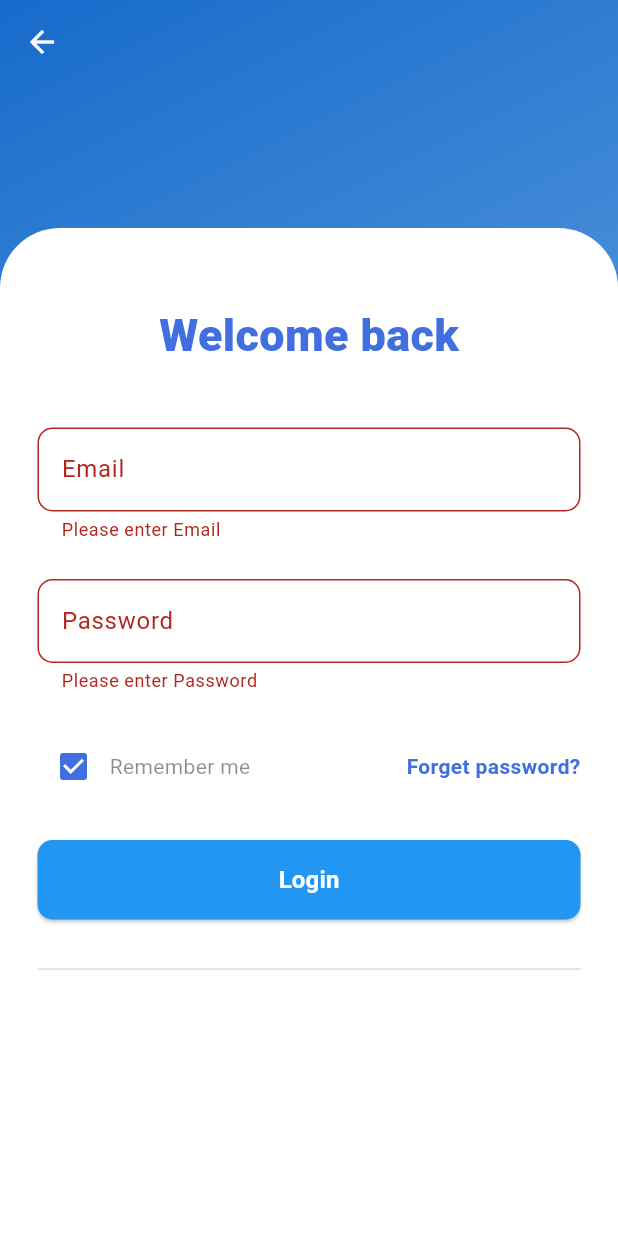
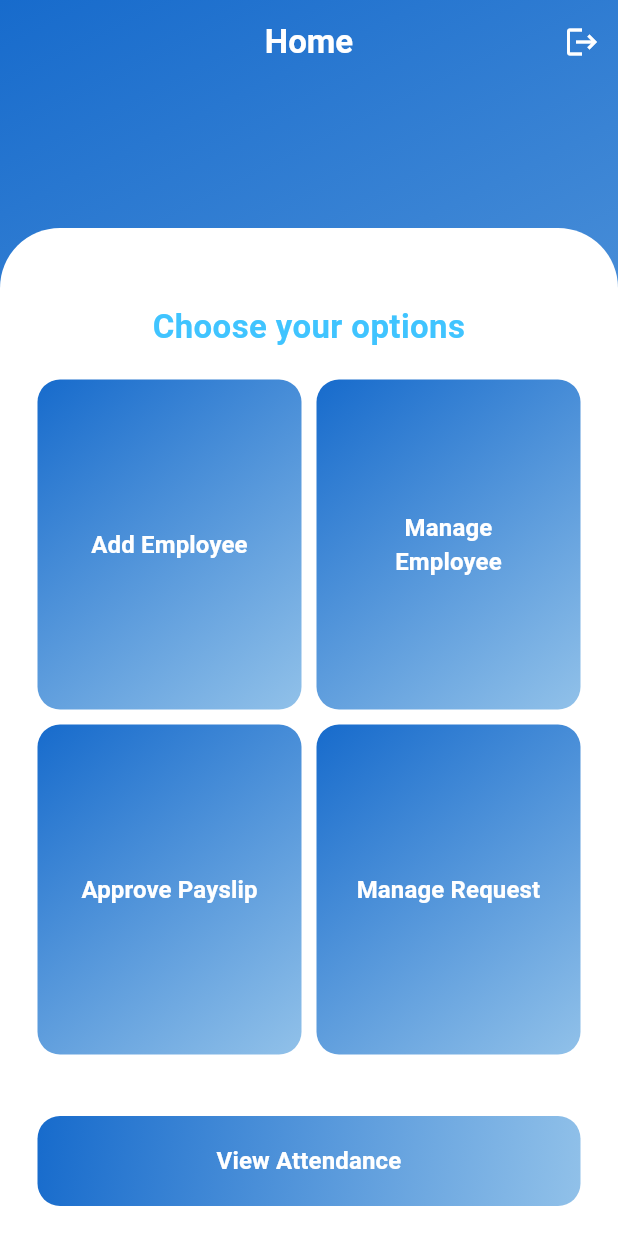
Before and after one commit to Manishrajmss13/Payroll_Management_App, a Flutter app: the LoginScreen screen opened directly, after a tap on "Login", on a phone screen of 412 x 824 dp. Run offline on Flutter 3.47's test engine with Material 3 defaults, Android fonts, the phone set to English and light mode, and no system bars.

Commit message:
Admin Home

```diff
--- a/lib/main.dart
+++ b/lib/main.dart
@@ -1,4 +1,6 @@
 import 'package:flutter/material.dart';
+import 'package:payroll_system/screens/admin/admin_home.dart';
+import 'package:payroll_system/screens/admin/profile.dart';
 import 'package:payroll_system/screens/welcome_screen.dart';
 void main()
 {
@@ -16,7 +18,7 @@ class MyApp extends StatelessWidget
     (
       debugShowCheckedModeBanner: false,
       title:"Flutter demo",
-      home: WelcomeScreen(),
+      home: AdminHome(),
     );
   }
 }
--- /dev/null
+++ b/lib/screens/admin/admin_home.dart
@@ -0,0 +1,170 @@
+import 'package:flutter/material.dart';
+import 'package:payroll_system/screens/welcome_screen.dart';
+import 'package:payroll_system/screens/admin/add_employee.dart'; // Add your respective screen imports
+import 'package:payroll_system/screens/admin/manage_employee.dart';
+import 'package:payroll_system/screens/admin/approve_payslip.dart';
+import 'package:payroll_system/screens/admin/manage_request.dart';
+import 'package:payroll_system/screens/admin/view_attendance.dart';
+import 'package:payroll_system/widgets/custom_scaffold.dart';
+
+class AdminHome extends StatelessWidget {
+  const AdminHome({super.key});
+
+  @override
+  Widget build(BuildContext context) {
+    return CustomScaffold(
+      apptitle: const Text(
+        "Home",
+        style: TextStyle(
+          color: Colors.white,
+          fontWeight: FontWeight.bold,
+        ),
+      ),
+      actionWidget: IconButton(
+        icon: const Icon(Icons.logout, color: Colors.white),
+        onPressed: () {
+          Navigator.pushAndRemoveUntil(
+            context,
+            MaterialPageRoute(builder: (e) => const WelcomeScreen()),
+            (route) => false,
+          );
+        },
+      ),
+      child: Column(
+        children: [
+          const Expanded(
+            flex: 1,
+            child: SizedBox(
+              height: 10,
+            ),
+          ),
+          Expanded(
+            flex: 7,
+            child: Container(
+              padding: const EdgeInsets.fromLTRB(25.0, 50.0, 25.0, 20.0),
+              decoration: const BoxDecoration(
+                color: Colors.white,
+                borderRadius: BorderRadius.only(
+                  topLeft: Radius.circular(40.0),
+                  topRight: Radius.circular(40.0),
+                ),
+              ),
+              child: Column(
+                children: [
+                  const Text(
+                    "Choose your options",
+                    style: TextStyle(
+                      fontSize: 22,
+                      fontWeight: FontWeight.bold,
+                      color: Colors.lightBlueAccent,
+                    ),
+                    textAlign: TextAlign.center,
+                  ),
+                  const SizedBox(height: 20),
+                  Expanded(
+                    child: GridView(
+                      physics: const NeverScrollableScrollPhysics(),
+                      gridDelegate:
+                          const SliverGridDelegateWithFixedCrossAxisCount(
+                        crossAxisCount: 2,
+                        crossAxisSpacing: 10,
+                        mainAxisSpacing: 10,
+                        childAspectRatio: 0.8,
+                      ),
+                      children: [
+                        _buildGradientButton(
+                          "Add Employee",
+                          onPressed: () => Navigator.push(
+                            context,
+                            MaterialPageRoute(
+                              builder: (context) => const AddEmployeePage(),
+                            ),
+                          ),
+                        ),
+                        _buildGradientButton(
+                          "Manage Employee",
+                          onPressed: () => Navigator.push(
+                            context,
+                            MaterialPageRoute(
+                              builder: (context) => const ManageEmployeePage(),
+                            ),
+                          ),
+                        ),
+                        _buildGradientButton(
+                          "Approve Payslip",
+                          onPressed: () => Navigator.push(
+                            context,
+                            MaterialPageRoute(
+                              builder: (context) => const ApprovePayslipPage(),
+                            ),
+                          ),
+                        ),
+                        _buildGradientButton(
+                          "Manage Request",
+                          onPressed: () => Navigator.push(
+                            context,
+                            MaterialPageRoute(
+                              builder: (context) => const ManageRequestPage(),
+                            ),
+                          ),
+                        ),
+                      ],
+                    ),
+                  ),
+                  _buildGradientButton(
+                    "View Attendance",
+                    isWide: true,
+                    onPressed: () => Navigator.push(
+                      context,
+                      MaterialPageRoute(
+                        builder: (context) => const ViewAttendancePage(),
+                      ),
+                    ),
+                  ),
+                ],
+              ),
+            ),
+          ),
+        ],
+      ),
+    );
+  }
+
+  Widget _buildGradientButton(String label,
+      {bool isWide = false, required VoidCallback onPressed}) {
+    return Container(
+      decoration: BoxDecoration(
+        gradient: const LinearGradient(
+          colors: [
+            Color.fromARGB(255, 23, 107, 204), // Dark blue
+            Color.fromARGB(255, 145, 193, 233), // Light blue
+          ],
+          begin: Alignment.topLeft,
+          end: Alignment.bottomRight,
+        ),
+        borderRadius: BorderRadius.circular(15),
+      ),
+      child: ElevatedButton(
+        onPressed: onPressed,
+        style: ElevatedButton.styleFrom(
+          minimumSize:
+              isWide ? const Size(double.infinity, 60) : const Size(150, 60),
+          shape: RoundedRectangleBorder(
+            borderRadius: BorderRadius.circular(15),
+          ),
+          backgroundColor: Colors.transparent,
+          shadowColor: Colors.transparent,
+        ),
+        child: Text(
+          label,
+          textAlign: TextAlign.center,
+          style: const TextStyle(
+            color: Colors.white,
+            fontSize: 16,
+            fontWeight: FontWeight.bold,
+          ),
+        ),
+      ),
+    );
+  }
+}
--- a/lib/screens/login_screen.dart
+++ b/lib/screens/login_screen.dart
@@ -1,4 +1,5 @@
 import "package:flutter/material.dart";
+import "package:payroll_system/screens/admin/admin_home.dart";
 import "package:payroll_system/theme/theme.dart";
 import "package:payroll_system/widgets/custom_scaffold.dart";
 
@@ -15,6 +16,7 @@ class _LoginScreenState extends State<LoginScreen> {
   @override
   Widget build(BuildContext context) {
     return CustomScaffold(
+      apptitle: const Text("Payzo",style: TextStyle(color: Colors.white,fontWeight: FontWeight.bold,)),
       child: Column(
         children: [
           const Expanded(
@@ -152,23 +154,7 @@ class _LoginScreenState extends State<LoginScreen> {
                       SizedBox(
                         width: double.infinity,
                         child: ElevatedButton(
-                          onPressed: () {
-                            if (_formSignInKey.currentState!.validate() &&
-                                rememberPassword) {
-                              ScaffoldMessenger.of(context).showSnackBar(
-                                const SnackBar(
-                                  content: Text('Processing Data'),
-                                ),
-                              );
-                            } else if (!rememberPassword) {
-                              ScaffoldMessenger.of(context).showSnackBar(
-                                const SnackBar(
-                                  content: Text(
-                                      'Please agree to the processing of personal data'),
-                                ),
-                              );
-                            }
-                          },
+
                           style: ElevatedButton.styleFrom(
                             backgroundColor:
                                 Colors.blue, // Set button color to blue
@@ -182,35 +168,15 @@ class _LoginScreenState extends State<LoginScreen> {
                                   BorderRadius.circular(10), // Rounded corners
                             ),
                           ),
+                          onPressed: () {
+                            Navigator.pushAndRemoveUntil(context, MaterialPageRoute(builder: (e)=> const AdminHome()),(route)=>false);
+                           },
                           child: const Text(
                             'Login',
                             style: TextStyle(
                                 fontSize: 16.0, fontWeight: FontWeight.bold),
                           ),
                         ),
-                      ),
-                      const SizedBox(
-                        height: 25.0,
-                      ),
-                      Row(
-                        mainAxisAlignment: MainAxisAlignment.center,
-                        children: [
-                          Expanded(
-                            child: Divider(
-                              thickness: 0.7,
-                              color: Colors.grey.withOpacity(0.5),
-                            ),
-                          ),
-                        ],
-                      ),
-                      const SizedBox(
-                        height: 25.0,
-                      ),
-                      const SizedBox(
-                        height: 25.0,
-                      ),
-                      const SizedBox(
-                        height: 20.0,
                       ),
                     ],
                   ),
--- a/lib/widgets/custom_scaffold.dart
+++ b/lib/widgets/custom_scaffold.dart
@@ -1,21 +1,28 @@
 import 'package:flutter/material.dart';
 
 class CustomScaffold extends StatelessWidget {
-  const CustomScaffold({super.key, this.child});
+  const CustomScaffold({super.key, this.child, this.apptitle, this.actionWidget});
   final Widget? child;
+  final Widget? apptitle;
+  final Widget? actionWidget;
   @override
   Widget build(BuildContext context) {
     return Scaffold(
       appBar: AppBar(
+        title: apptitle,
+        centerTitle: true, // Ensures the title is centered
         iconTheme: const IconThemeData(color: Colors.white),
         backgroundColor: Colors.transparent,
         elevation: 0,
+        actions: [
+          if (actionWidget != null) actionWidget!, // Dynamically render the widget
+        ],
       ),
       extendBodyBehindAppBar: true,
       body: Stack(
         children: [
           // Full-screen gradient background
-          Positioned.fill(
+          const Positioned.fill(
             child: DecoratedBox(
               decoration: BoxDecoration(
                 gradient: LinearGradient(
```
Also changed, not shown: lib/screens/admin/add_employee.dart (added, +45 -0 lines), lib/screens/admin/approve_payslip.dart (added, +45 -0 lines), lib/screens/admin/manage_employee.dart (added, +45 -0 lines), lib/screens/admin/manage_request.dart (added, +45 -0 lines), lib/screens/admin/profile.dart (added, +45 -0 lines), lib/screens/admin/view_attendance.dart (added, +45 -0 lines).
